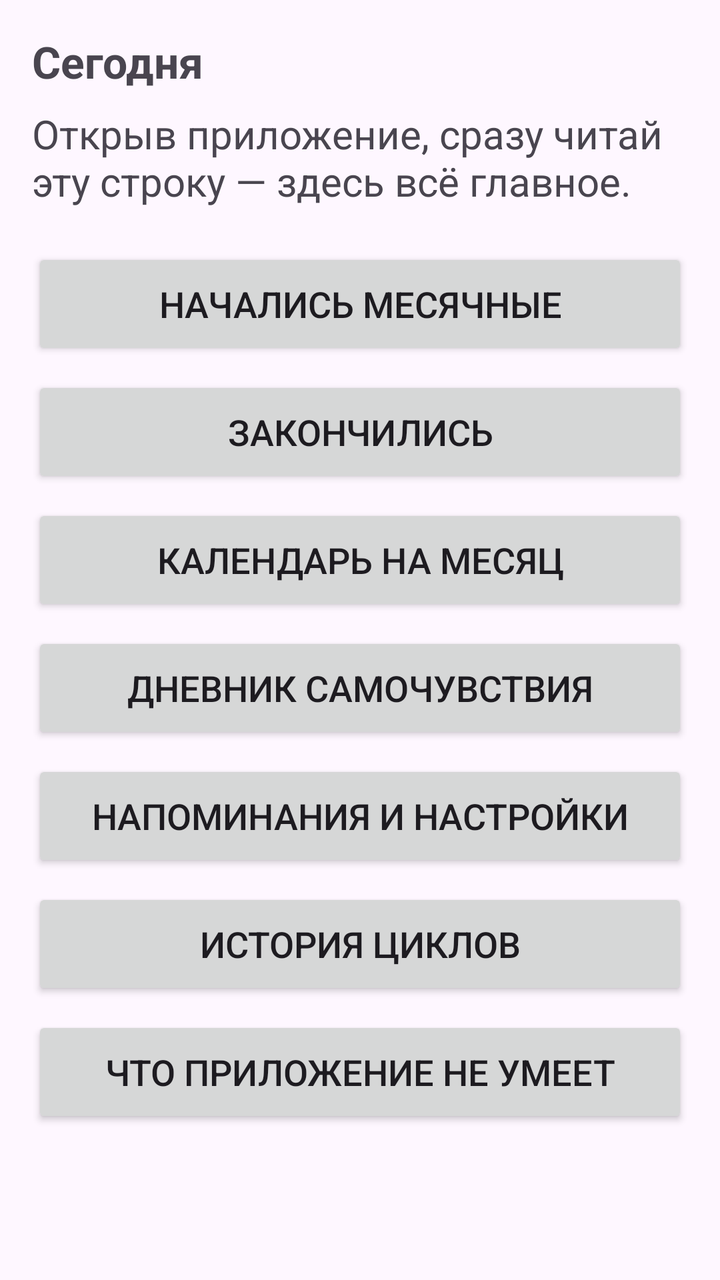
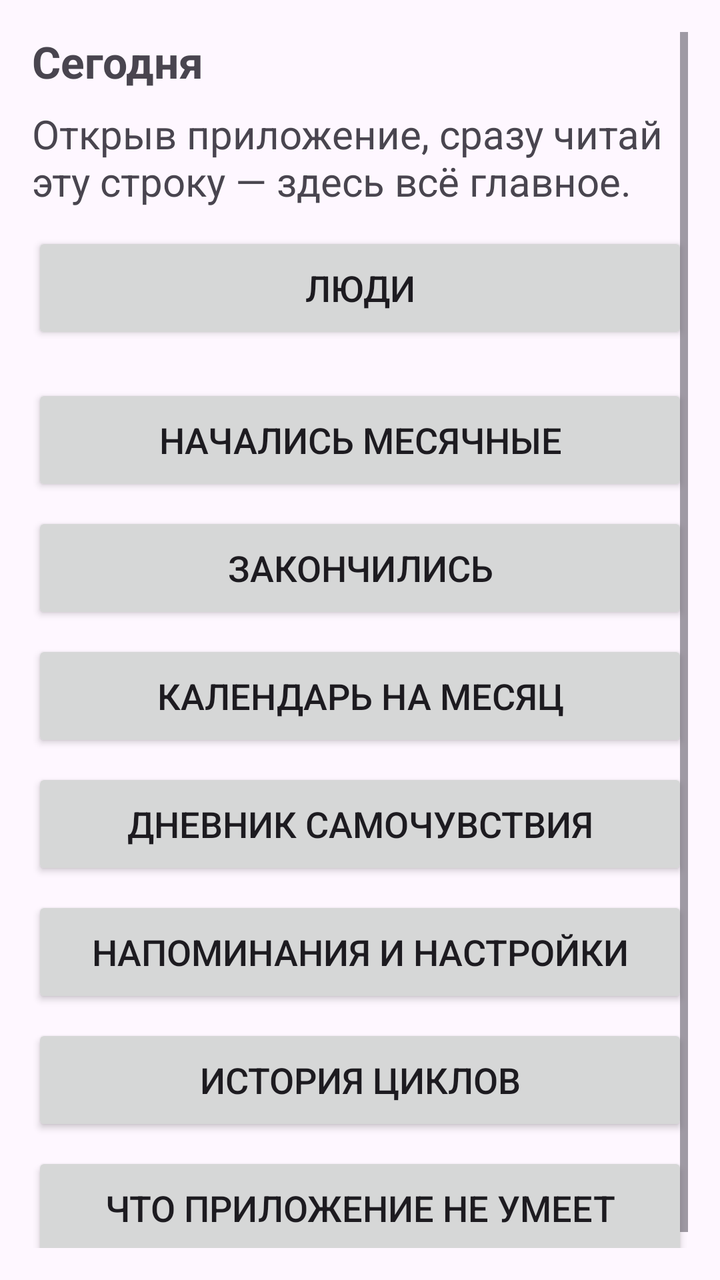

Screens rendered from an Android XML layout before and after an edit, with the pre-edit source and the edit as a unified diff.
<!-- AndroidManifest.xml: application theme Theme.Calendar -->
<!-- res/layout/activity_main.xml -->
<?xml version="1.0" encoding="utf-8"?>
<LinearLayout xmlns:android="http://schemas.android.com/apk/res/android"
    android:layout_width="match_parent"
    android:layout_height="match_parent"
    android:orientation="vertical"
    android:padding="16dp">

    <ScrollView
        android:id="@+id/contentScroll"
        android:layout_width="match_parent"
        android:layout_height="0dp"
        android:layout_weight="1">

        <LinearLayout
            android:layout_width="match_parent"
            android:layout_height="wrap_content"
            android:orientation="vertical">

            <TextView
                android:id="@+id/todayTitle"
                android:layout_width="match_parent"
                android:layout_height="wrap_content"
                android:text="@string/today_title"
                android:textSize="22sp"
                android:textStyle="bold" />

            
            <TextView
                android:id="@+id/todayText"
                android:layout_width="match_parent"
                android:layout_height="wrap_content"
                android:layout_marginTop="8dp"
                android:accessibilityLiveRegion="polite"
                android:focusable="true"
                android:text="@string/today_hint"
                android:textSize="20sp" />

            <Button
                android:id="@+id/btnStart"
                android:layout_width="match_parent"
                android:layout_height="wrap_content"
                android:layout_marginTop="20dp"
                android:contentDescription="@string/btn_start_hint"
                android:minHeight="56dp"
                android:text="@string/btn_start" />

            <Button
                android:id="@+id/btnFinish"
                android:layout_width="match_parent"
                android:layout_height="wrap_content"
                android:layout_marginTop="8dp"
                android:contentDescription="@string/btn_finish_hint"
                android:minHeight="56dp"
                android:text="@string/btn_finish" />

            <Button
                android:id="@+id/btnMonth"
                android:layout_width="match_parent"
                android:layout_height="wrap_content"
                android:layout_marginTop="8dp"
                android:contentDescription="@string/btn_month_hint"
                android:minHeight="56dp"
                android:text="@string/btn_month" />

            <Button
                android:id="@+id/btnDiary"
                android:layout_width="match_parent"
                android:layout_height="wrap_content"
                android:layout_marginTop="8dp"
                android:contentDescription="@string/btn_diary_hint"
                android:minHeight="56dp"
                android:text="@string/btn_diary" />

            <Button
                android:id="@+id/btnSettings"
                android:layout_width="match_parent"
                android:layout_height="wrap_content"
                android:layout_marginTop="8dp"
                android:contentDescription="@string/btn_settings_hint"
                android:minHeight="56dp"
                android:text="@string/btn_settings" />

            <Button
                android:id="@+id/btnHistory"
                android:layout_width="match_parent"
                android:layout_height="wrap_content"
                android:layout_marginTop="8dp"
                android:contentDescription="@string/btn_history_hint"
                android:minHeight="56dp"
                android:text="@string/btn_history" />

            <Button
                android:id="@+id/btnNote"
                android:layout_width="match_parent"
                android:layout_height="wrap_content"
                android:layout_marginTop="8dp"
                android:contentDescription="@string/btn_note_hint"
                android:minHeight="56dp"
                android:text="@string/btn_note" />
        </LinearLayout>
    </ScrollView>

    
    <LinearLayout
        android:id="@+id/monthPanel"
        android:layout_width="match_parent"
        android:layout_height="0dp"
        android:layout_weight="1"
        android:orientation="vertical"
        android:visibility="gone">

        <TextView
            android:id="@+id/monthTitle"
            android:layout_width="match_parent"
            android:layout_height="wrap_content"
            android:focusable="true"
            android:textSize="20sp"
            android:textStyle="bold" />

        <ListView
            android:id="@+id/monthList"
            android:layout_width="match_parent"
            android:layout_height="0dp"
            android:layout_weight="1" />

        <LinearLayout
            android:layout_width="match_parent"
            android:layout_height="wrap_content"
            android:orientation="horizontal">

            <Button
                android:id="@+id/btnPrevMonth"
                android:layout_width="0dp"
                android:layout_height="wrap_content"
                android:layout_weight="1"
                android:minHeight="56dp"
                android:text="@string/month_prev" />

            <Button
                android:id="@+id/btnNextMonth"
                android:layout_width="0dp"
                android:layout_height="wrap_content"
                android:layout_weight="1"
                android:minHeight="56dp"
                android:text="@string/month_next" />
        </LinearLayout>

        <Button
            android:id="@+id/btnBack"
            android:layout_width="match_parent"
            android:layout_height="wrap_content"
            android:minHeight="56dp"
            android:text="@string/btn_back" />
    </LinearLayout>

</LinearLayout>
<!-- resources referenced by this layout -->
<resources>
  <string name="btn_back">Назад к сегодняшнему дню</string>
  <string name="btn_diary">Дневник самочувствия</string>
  <string name="btn_diary_hint">Боль, настроение, температура, заметки</string>
  <string name="btn_finish">Закончились</string>
  <string name="btn_finish_hint">Отметить последний день</string>
  <string name="btn_history">История циклов</string>
  <string name="btn_history_hint">Что показывают врачу</string>
  <string name="btn_month">Календарь на месяц</string>
  <string name="btn_month_hint">Все дни месяца по строкам</string>
  <string name="btn_note">Что приложение не умеет</string>
  <string name="btn_note_hint">Важное предупреждение</string>
  <string name="btn_settings">Напоминания и настройки</string>
  <string name="btn_settings_hint">Что и когда напоминать</string>
  <string name="btn_start">Начались месячные</string>
  <string name="btn_start_hint">Отметить первый день</string>
  <string name="month_next">Следующий месяц</string>
  <string name="month_prev">Предыдущий месяц</string>
  <string name="today_hint">Открыв приложение, сразу читай эту строку — здесь всё главное.</string>
  <string name="today_title">Сегодня</string>
  <style name="Theme.Calendar" parent="Theme.Material3.DayNight.NoActionBar">
          <item name="android:textSize">18sp</item>
      </style>
</resources>

<!-- the commit's change to res/layout/activity_main.xml (unified diff, before → after) -->
@@ -34,6 +34,16 @@
                 android:focusable="true"
                 android:text="@string/today_hint"
                 android:textSize="20sp" />
+
+            
+            <Button
+                android:id="@+id/btnPeople"
+                android:layout_width="match_parent"
+                android:layout_height="wrap_content"
+                android:layout_marginTop="12dp"
+                android:contentDescription="@string/btn_people_hint"
+                android:minHeight="56dp"
+                android:text="@string/btn_people" />
 
             <Button
                 android:id="@+id/btnStart"
<!-- resource entries referenced after the edit -->
@@ -11,6 +11,8 @@
   <string name="btn_month_hint">Все дни месяца по строкам</string>
   <string name="btn_note">Что приложение не умеет</string>
   <string name="btn_note_hint">Важное предупреждение</string>
+  <string name="btn_people">Люди</string>
+  <string name="btn_people_hint">Чей календарь открыт и как переключиться</string>
   <string name="btn_settings">Напоминания и настройки</string>
   <string name="btn_settings_hint">Что и когда напоминать</string>
   <string name="btn_start">Начались месячные</string>
